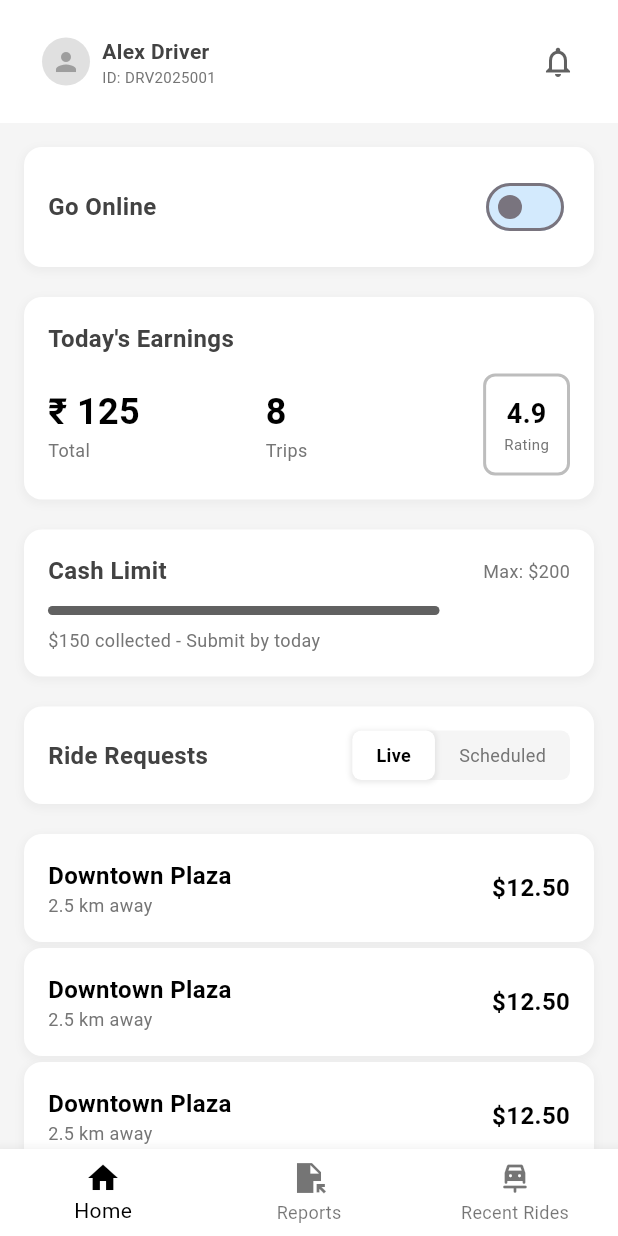
After one commit to SheikhUmaid/velocy-verse, a Flutter app: the DriverMain screen opened directly, on a phone screen of 412 x 824 dp. The commit adds this screen. Run offline on Flutter 3.47's test engine with Material 3 defaults, Android fonts, the phone set to English and light mode, and no system bars; our stand-ins replace dio, flutter_secure_storage, fluttertoast, geolocator, go_router, google_maps_flutter and 2 more; accounts and stored records are empty.

Commit message:
drive login

```diff
--- /dev/null
+++ b/lib/pages/driver/mainPages/page.driverHome.dart
@@ -0,0 +1,520 @@
+import 'package:flutter/material.dart';
+
+class DriverHome extends StatefulWidget {
+  const DriverHome({super.key});
+
+  @override
+  State<DriverHome> createState() => _DriverHomeState();
+}
+
+class _DriverHomeState extends State<DriverHome> {
+  bool isOnline = false;
+  int selectedTab = 0;
+  String selectedRideTab = 'Live';
+
+  @override
+  Widget build(BuildContext context) {
+    return Scaffold(
+      backgroundColor: const Color(0xFFF5F5F5),
+      body: SafeArea(
+        child: Column(
+          children: [
+            // Header Section
+            _buildHeader(),
+
+            // Main Content
+            Expanded(
+              child: SingleChildScrollView(
+                padding: const EdgeInsets.all(16.0),
+                child: Column(
+                  crossAxisAlignment: CrossAxisAlignment.start,
+                  children: [
+                    // Go Online Section
+                    _buildGoOnlineSection(),
+                    const SizedBox(height: 20),
+
+                    // Today's Earnings Section
+                    _buildTodaysEarningsSection(),
+                    const SizedBox(height: 20),
+
+                    // Cash Limit Section
+                    _buildCashLimitSection(),
+                    const SizedBox(height: 20),
+
+                    // Ride Requests Section
+                    _buildRideRequestsSection(),
+                    const SizedBox(height: 20),
+
+                    // Active Ride Card
+                    _buildActiveRideCard(),
+                    SizedBox(height: 4),
+                    _buildActiveRideCard(),
+
+                    SizedBox(height: 4), _buildActiveRideCard(),
+                    SizedBox(height: 4), _buildActiveRideCard(),
+                  ],
+                ),
+              ),
+            ),
+
+            // Bottom Navigation
+            // _buildBottomNavigation(),
+          ],
+        ),
+      ),
+    );
+  }
+
+  Widget _buildHeader() {
+    return Container(
+      padding: const EdgeInsets.all(16.0),
+      color: Colors.white,
+      child: Row(
+        children: [
+          // Profile Section
+          Container(
+            padding: const EdgeInsets.symmetric(horizontal: 12, vertical: 8),
+            decoration: BoxDecoration(
+              // border: Border.all(color: Colors.blue, width: 2),
+              borderRadius: BorderRadius.circular(8),
+            ),
+            child: Row(
+              mainAxisSize: MainAxisSize.min,
+              children: [
+                CircleAvatar(
+                  radius: 16,
+                  backgroundColor: Colors.grey[300],
+                  child: const Icon(Icons.person, size: 20, color: Colors.grey),
+                ),
+                const SizedBox(width: 8),
+                Column(
+                  crossAxisAlignment: CrossAxisAlignment.start,
+                  mainAxisSize: MainAxisSize.min,
+                  children: [
+                    Text(
+                      'Alex Driver',
+                      style: TextStyle(
+                        fontSize: 14,
+                        fontWeight: FontWeight.w600,
+                        color: Colors.grey[800],
+                      ),
+                    ),
+                    Text(
+                      'ID: DRV2025001',
+                      style: TextStyle(fontSize: 10, color: Colors.grey[600]),
+                    ),
+                  ],
+                ),
+              ],
+            ),
+          ),
+          const Spacer(),
+          // Notification Icon
+          IconButton(
+            onPressed: () {},
+            icon: const Icon(Icons.notifications_outlined),
+            color: Colors.grey[700],
+          ),
+        ],
+      ),
+    );
+  }
+
+  Widget _buildGoOnlineSection() {
+    return Container(
+      padding: const EdgeInsets.all(16.0),
+      decoration: BoxDecoration(
+        color: Colors.white,
+        borderRadius: BorderRadius.circular(12),
+        boxShadow: [
+          BoxShadow(
+            color: Colors.grey.withOpacity(0.1),
+            spreadRadius: 1,
+            blurRadius: 4,
+            offset: const Offset(0, 2),
+          ),
+        ],
+      ),
+      child: Row(
+        children: [
+          Text(
+            'Go Online',
+            style: TextStyle(
+              fontSize: 16,
+              fontWeight: FontWeight.w600,
+              color: Colors.grey[800],
+            ),
+          ),
+          const Spacer(),
+          Switch(
+            trackColor: MaterialStateProperty.all(Colors.blue.withOpacity(.2)),
+            value: isOnline,
+            onChanged: (value) {
+              setState(() {
+                isOnline = value;
+              });
+            },
+            activeColor: Colors.blue,
+          ),
+        ],
+      ),
+    );
+  }
+
+  Widget _buildTodaysEarningsSection() {
+    return Container(
+      padding: const EdgeInsets.all(16.0),
+      decoration: BoxDecoration(
+        color: Colors.white,
+        borderRadius: BorderRadius.circular(12),
+        boxShadow: [
+          BoxShadow(
+            color: Colors.grey.withOpacity(0.1),
+            spreadRadius: 1,
+            blurRadius: 4,
+            offset: const Offset(0, 2),
+          ),
+        ],
+      ),
+      child: Column(
+        crossAxisAlignment: CrossAxisAlignment.start,
+        children: [
+          Text(
+            "Today's Earnings",
+            style: TextStyle(
+              fontSize: 16,
+              fontWeight: FontWeight.w600,
+              color: Colors.grey[800],
+            ),
+          ),
+          const SizedBox(height: 12),
+          Row(
+            children: [
+              // Earnings
+              Expanded(
+                child: Column(
+                  crossAxisAlignment: CrossAxisAlignment.start,
+                  children: [
+                    const Text(
+                      '₹ 125',
+                      style: TextStyle(
+                        fontSize: 24,
+                        fontWeight: FontWeight.bold,
+                        color: Colors.black,
+                      ),
+                    ),
+                    Text(
+                      'Total',
+                      style: TextStyle(fontSize: 12, color: Colors.grey[600]),
+                    ),
+                  ],
+                ),
+              ),
+              // Trips
+              Expanded(
+                child: Column(
+                  crossAxisAlignment: CrossAxisAlignment.start,
+                  children: [
+                    const Text(
+                      '8',
+                      style: TextStyle(
+                        fontSize: 24,
+                        fontWeight: FontWeight.bold,
+                        color: Colors.black,
+                      ),
+                    ),
+                    Text(
+                      'Trips',
+                      style: TextStyle(fontSize: 12, color: Colors.grey[600]),
+                    ),
+                  ],
+                ),
+              ),
+              // Rating
+              Container(
+                padding: const EdgeInsets.all(12),
+                decoration: BoxDecoration(
+                  border: Border.all(color: Colors.grey[400]!, width: 2),
+                  borderRadius: BorderRadius.circular(8),
+                ),
+                child: Column(
+                  children: [
+                    const Text(
+                      '4.9',
+                      style: TextStyle(
+                        fontSize: 18,
+                        fontWeight: FontWeight.bold,
+                        color: Colors.black,
+                      ),
+                    ),
+                    Text(
+                      'Rating',
+                      style: TextStyle(fontSize: 10, color: Colors.grey[600]),
+                    ),
+                  ],
+                ),
+              ),
+            ],
+          ),
+        ],
+      ),
+    );
+  }
+
+  Widget _buildCashLimitSection() {
+    return Container(
+      padding: const EdgeInsets.all(16.0),
+      decoration: BoxDecoration(
+        color: Colors.white,
+        borderRadius: BorderRadius.circular(12),
+        boxShadow: [
+          BoxShadow(
+            color: Colors.grey.withOpacity(0.1),
+            spreadRadius: 1,
+            blurRadius: 4,
+            offset: const Offset(0, 2),
+          ),
+        ],
+      ),
+      child: Column(
+        crossAxisAlignment: CrossAxisAlignment.start,
+        children: [
+          Row(
+            children: [
+              Text(
+                'Cash Limit',
+                style: TextStyle(
+                  fontSize: 16,
+                  fontWeight: FontWeight.w600,
+                  color: Colors.grey[800],
+                ),
+              ),
+              const Spacer(),
+              Text(
+                'Max: \$200',
+                style: TextStyle(fontSize: 12, color: Colors.grey[600]),
+              ),
+            ],
+          ),
+          const SizedBox(height: 12),
+          // Progress Bar
+          Container(
+            height: 6,
+            decoration: BoxDecoration(
+              color: Colors.grey[200],
+              borderRadius: BorderRadius.circular(3),
+            ),
+            child: FractionallySizedBox(
+              alignment: Alignment.centerLeft,
+              widthFactor: 0.75, // 75% progress
+              child: Container(
+                decoration: BoxDecoration(
+                  color: Colors.grey[700],
+                  borderRadius: BorderRadius.circular(3),
+                ),
+              ),
+            ),
+          ),
+          const SizedBox(height: 8),
+          Text(
+            '\$150 collected - Submit by today',
+            style: TextStyle(fontSize: 12, color: Colors.grey[600]),
+          ),
+        ],
+      ),
+    );
+  }
+
+  Widget _buildRideRequestsSection() {
+    return Container(
+      padding: EdgeInsets.all(16.0),
+      decoration: BoxDecoration(
+        color: Colors.white,
+        borderRadius: BorderRadius.circular(12),
+        boxShadow: [
+          BoxShadow(
+            color: Colors.grey.withOpacity(0.1),
+            spreadRadius: 1,
+            blurRadius: 4,
+            offset: const Offset(0, 2),
+          ),
+        ],
+      ),
+      child: Column(
+        crossAxisAlignment: CrossAxisAlignment.start,
+        children: [
+          Row(
+            children: [
+              Text(
+                'Ride Requests',
+                style: TextStyle(
+                  fontSize: 16,
+                  fontWeight: FontWeight.w600,
+                  color: Colors.grey[800],
+                ),
+              ),
+              const Spacer(),
+              // Tab buttons
+              Container(
+                decoration: BoxDecoration(
+                  color: Colors.grey[100],
+                  borderRadius: BorderRadius.circular(6),
+                ),
+                child: Row(
+                  mainAxisSize: MainAxisSize.min,
+                  children: [
+                    _buildTabButton('Live', selectedRideTab == 'Live'),
+                    _buildTabButton(
+                      'Scheduled',
+                      selectedRideTab == 'Scheduled',
+                    ),
+                  ],
+                ),
+              ),
+            ],
+          ),
+        ],
+      ),
+    );
+  }
+
+  Widget _buildTabButton(String text, bool isSelected) {
+    return GestureDetector(
+      onTap: () {
+        setState(() {
+          selectedRideTab = text;
+        });
+      },
+      child: Container(
+        padding: const EdgeInsets.symmetric(horizontal: 16, vertical: 8),
+        decoration: BoxDecoration(
+          color: isSelected ? Colors.white : Colors.transparent,
+          borderRadius: BorderRadius.circular(6),
+          boxShadow: isSelected
+              ? [
+                  BoxShadow(
+                    color: Colors.grey.withOpacity(0.2),
+                    spreadRadius: 1,
+                    blurRadius: 2,
+                    offset: const Offset(0, 1),
+                  ),
+                ]
+              : null,
+        ),
+        child: Text(
+          text,
+          style: TextStyle(
+            fontSize: 12,
+            fontWeight: isSelected ? FontWeight.w600 : FontWeight.normal,
+            color: isSelected ? Colors.black : Colors.grey[600],
+          ),
+        ),
+      ),
+    );
+  }
+
+  Widget _buildActiveRideCard() {
+    return Container(
+      padding: const EdgeInsets.all(16.0),
+      decoration: BoxDecoration(
+        color: Colors.white,
+        borderRadius: BorderRadius.circular(12),
+        // border: Border.all(color: Colors.black, width: 2),
+        boxShadow: [
+          BoxShadow(
+            color: Colors.grey.withOpacity(0.1),
+            spreadRadius: 1,
+            blurRadius: 4,
+            offset: const Offset(0, 2),
+          ),
+        ],
+      ),
+      child: Row(
+        children: [
+          Expanded(
+            child: Column(
+              crossAxisAlignment: CrossAxisAlignment.start,
+              children: [
+                const Text(
+                  'Downtown Plaza',
+                  style: TextStyle(
+                    fontSize: 16,
+                    fontWeight: FontWeight.w600,
+                    color: Colors.black,
+                  ),
+                ),
+                Text(
+                  '2.5 km away',
+                  style: TextStyle(fontSize: 12, color: Colors.grey[600]),
+                ),
+              ],
+            ),
+          ),
+          const Text(
+            '\$12.50',
+            style: TextStyle(
+              fontSize: 16,
+              fontWeight: FontWeight.w600,
+              color: Colors.black,
+            ),
+          ),
+        ],
+      ),
+    );
+  }
+
+  Widget _buildBottomNavigation() {
+    return Container(
+      padding: const EdgeInsets.symmetric(vertical: 12, horizontal: 16),
+      decoration: BoxDecoration(
+        color: Colors.white,
+        boxShadow: [
+          BoxShadow(
+            color: Colors.grey.withOpacity(0.2),
+            spreadRadius: 1,
+            blurRadius: 4,
+            offset: const Offset(0, -2),
+          ),
+        ],
+      ),
+      child: Row(
+        mainAxisAlignment: MainAxisAlignment.spaceAround,
+        children: [
+          _buildBottomNavItem(Icons.home_outlined, 'Home', 0),
+          _buildBottomNavItem(Icons.assessment_outlined, 'Reports', 1),
+          _buildBottomNavItem(Icons.history, 'Recent rides', 2),
+        ],
+      ),
+    );
+  }
+
+  Widget _buildBottomNavItem(IconData icon, String label, int index) {
+    bool isSelected = selectedTab == index;
+    return GestureDetector(
+      onTap: () {
+        setState(() {
+          selectedTab = index;
+        });
+      },
+      child: Column(
+        mainAxisSize: MainAxisSize.min,
+        children: [
+          Icon(
+            icon,
+            color: isSelected ? Colors.blue : Colors.grey[600],
+            size: 24,
+          ),
+          const SizedBox(height: 4),
+          Text(
+            label,
+            style: TextStyle(
+              fontSize: 12,
+              color: isSelected ? Colors.blue : Colors.grey[600],
+              fontWeight: isSelected ? FontWeight.w600 : FontWeight.normal,
+            ),
+          ),
+        ],
+      ),
+    );
+  }
+}
--- /dev/null
+++ b/lib/pages/driver/mainPages/page.driverRecenrRides.dart
@@ -0,0 +1,15 @@
+import 'package:flutter/material.dart';
+
+class DriverRecentRides extends StatefulWidget {
+  const DriverRecentRides({super.key});
+
+  @override
+  State<DriverRecentRides> createState() => _DriverRecentRidesState();
+}
+
+class _DriverRecentRidesState extends State<DriverRecentRides> {
+  @override
+  Widget build(BuildContext context) {
+    return const Placeholder();
+  }
+}
--- /dev/null
+++ b/lib/pages/driver/mainPages/pagedriverReport.dart
@@ -0,0 +1,15 @@
+import 'package:flutter/material.dart';
+
+class DriverReports extends StatefulWidget {
+  const DriverReports({super.key});
+
+  @override
+  State<DriverReports> createState() => _DriverReportsState();
+}
+
+class _DriverReportsState extends State<DriverReports> {
+  @override
+  Widget build(BuildContext context) {
+    return const Placeholder();
+  }
+}
--- /dev/null
+++ b/lib/pages/driver/page.dartMain.dart
@@ -0,0 +1,54 @@
+import 'package:flutter/material.dart';
+import 'package:velocyverse/pages/driver/mainPages/page.driverHome.dart';
+import 'package:velocyverse/pages/driver/mainPages/page.driverRecenrRides.dart';
+import 'package:velocyverse/pages/driver/mainPages/pagedriverReport.dart';
+
+class DriverMain extends StatefulWidget {
+  const DriverMain({super.key});
+
+  @override
+  State<DriverMain> createState() => _DriverMainState();
+}
+
+class _DriverMainState extends State<DriverMain> {
+  int _selectedIndex = 0;
+
+  // List of screens for each tab
+  final List<Widget> _screens = const [
+    DriverHome(),
+    DriverReports(),
+    DriverRecentRides(),
+  ];
+
+  void _onItemTapped(int index) {
+    if (_selectedIndex != index) {
+      setState(() {
+        _selectedIndex = index;
+      });
+    }
+  }
+
+  @override
+  Widget build(BuildContext context) {
+    return Scaffold(
+      body: SafeArea(child: _screens[_selectedIndex]),
+      bottomNavigationBar: BottomNavigationBar(
+        backgroundColor: Colors.white,
+        selectedItemColor: Colors.black,
+        currentIndex: _selectedIndex,
+        onTap: _onItemTapped,
+        items: const [
+          BottomNavigationBarItem(icon: Icon(Icons.home), label: 'Home'),
+          BottomNavigationBarItem(
+            icon: Icon(Icons.file_open_sharp),
+            label: 'Reports',
+          ),
+          BottomNavigationBarItem(
+            icon: Icon(Icons.car_repair_rounded),
+            label: 'Recent Rides',
+          ),
+        ],
+      ),
+    );
+  }
+}
--- a/lib/pages/login/data.auth_form.dart
+++ b/lib/pages/login/data.auth_form.dart
@@ -110,9 +110,14 @@ class _AuthFormState extends State<AuthForm> {
                         phoneNumber: phoneController.text,
                         password: passwordController.text,
                       );
-                  if (response) {
+                  if (response == 'user') {
                     if (context.mounted) {
                       context.pushNamed("/userHome");
+                      context.read<LoaderProvider>().hideLoader();
+                    }
+                  } else if (response == 'driver') {
+                    if (context.mounted) {
+                      context.pushNamed("/driverMain");
                       context.read<LoaderProvider>().hideLoader();
                     }
                   } else {
--- a/lib/providers/login/provider.authentication.dart
+++ b/lib/providers/login/provider.authentication.dart
@@ -35,7 +35,7 @@ class AuthenticationProvider extends ChangeNotifier {
     notifyListeners();
   }
 
-  Future<bool> loginWithOTP({
+  Future loginWithOTP({
     required String phoneNumber,
     required String otp,
   }) async {
@@ -63,7 +63,7 @@ class AuthenticationProvider extends ChangeNotifier {
     }
   }
 
-  Future<bool> loginWithPassword({
+  Future<Object> loginWithPassword({
     required String phoneNumber,
     required String password,
   }) async {
@@ -78,7 +78,8 @@ class AuthenticationProvider extends ChangeNotifier {
         debugPrint("access token set");
         storage.write(key: "refresh", value: response.data['refresh']);
         debugPrint("refresh token set");
-        return true;
+        print(response.data['user']['role']);
+        return response.data['user']['role'] == 'user' ? 'user' : 'driver';
       } else {
         // Handle the case where OTP verification fails
         ("OTP verification failed: ${response.data}");
--- a/lib/utils/util.router.dart
+++ b/lib/utils/util.router.dart
@@ -8,7 +8,7 @@ import 'package:velocyverse/pages/onboarding/page.permissions.dart';
 import 'package:velocyverse/pages/user/page.home.dart';
 
 class MyRouter {
-  final GoRouter routerConfig = GoRouter(
+  GoRouter routerConfig = GoRouter(
     initialLocation: '/permissions',
     debugLogDiagnostics: true,
     routes: <RouteBase>[
```
